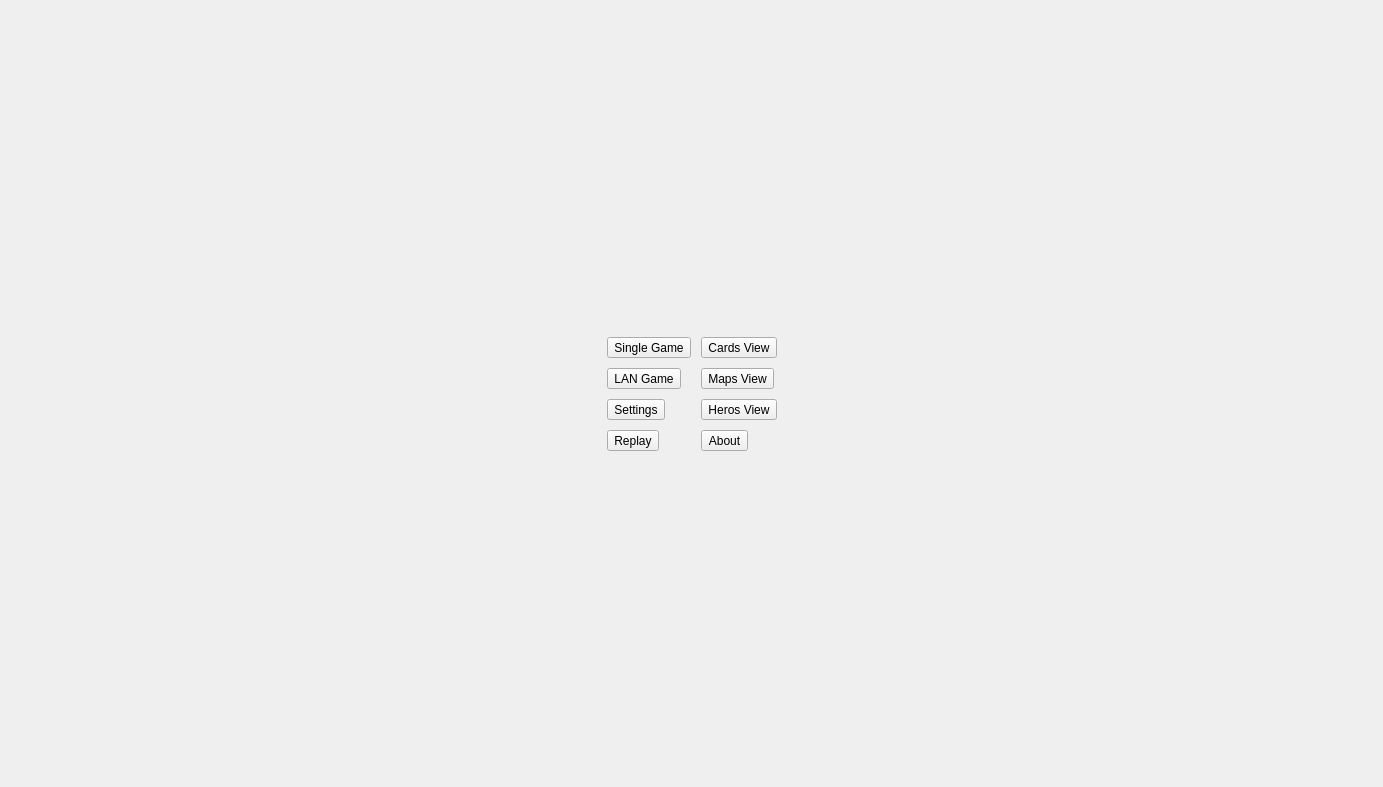
First picture: the form in modechoose.ui, repository ideallx/Hexagon, before the edit.
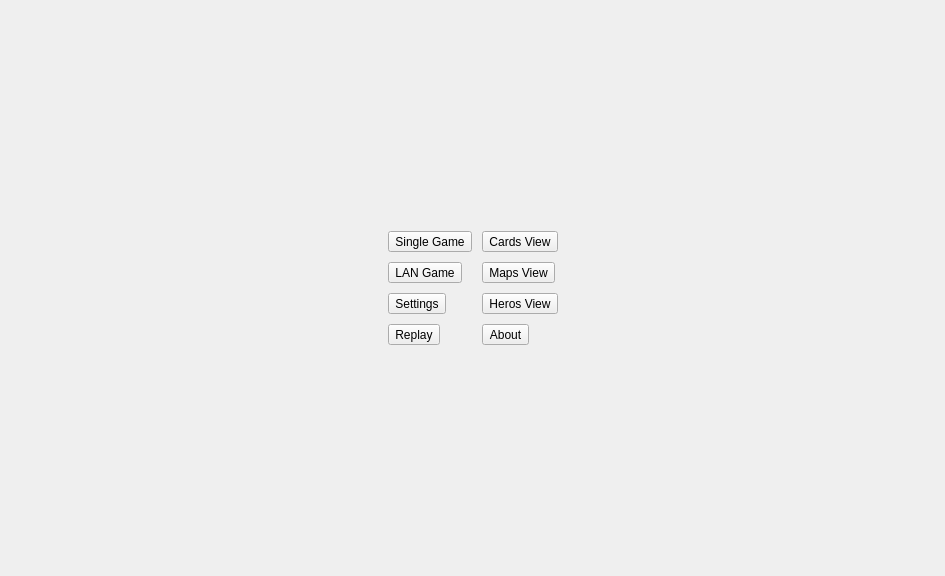
Second picture: the form after the edit.

Patch:
```diff
--- a/modechoose.ui
+++ b/modechoose.ui
@@ -6,8 +6,8 @@
    <rect>
     <x>0</x>
     <y>0</y>
-    <width>1383</width>
-    <height>787</height>
+    <width>945</width>
+    <height>576</height>
    </rect>
   </property>
   <property name="windowTitle">
```
